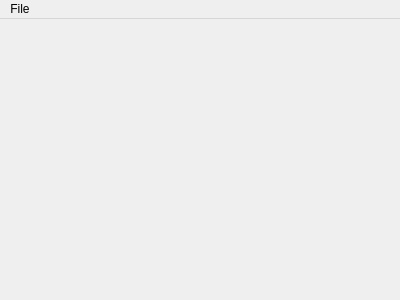
The window that qt/KinectServer/mainwindow.ui (ja-mf/leader-board) describes before a commit, drawn with Qt 5.
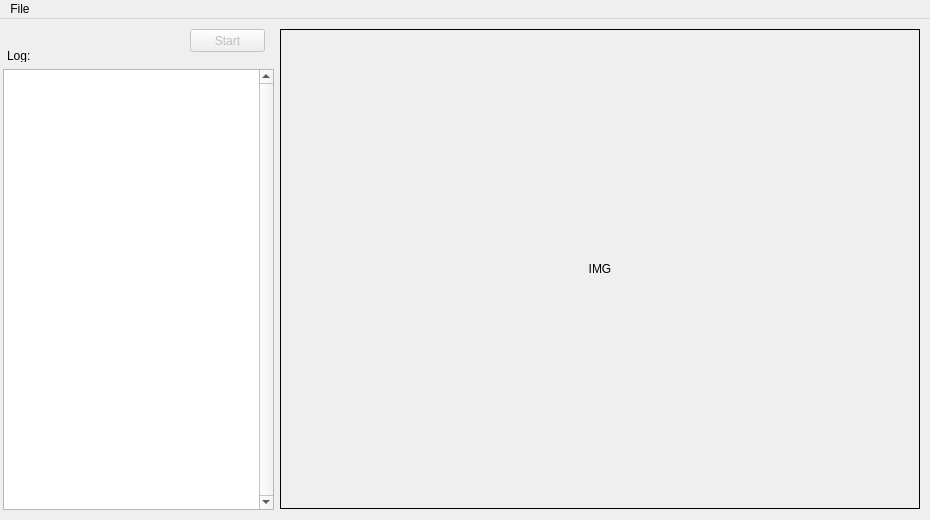
The same window after the commit.

Diff of the .ui file:
```diff
--- a/qt/KinectServer/mainwindow.ui
+++ b/qt/KinectServer/mainwindow.ui
@@ -6,20 +6,106 @@
    <rect>
     <x>0</x>
     <y>0</y>
-    <width>400</width>
-    <height>300</height>
+    <width>930</width>
+    <height>520</height>
    </rect>
   </property>
+  <property name="minimumSize">
+   <size>
+    <width>930</width>
+    <height>520</height>
+   </size>
+  </property>
+  <property name="maximumSize">
+   <size>
+    <width>930</width>
+    <height>520</height>
+   </size>
+  </property>
   <property name="windowTitle">
    <string>MainWindow</string>
   </property>
-  <widget class="QWidget" name="centralWidget"/>
+  <widget class="QWidget" name="centralWidget">
+   <widget class="QPlainTextEdit" name="logger">
+    <property name="geometry">
+     <rect>
+      <x>3</x>
+      <y>50</y>
+      <width>271</width>
+      <height>441</height>
+     </rect>
+    </property>
+    <property name="verticalScrollBarPolicy">
+     <enum>Qt::ScrollBarAlwaysOn</enum>
+    </property>
+    <property name="horizontalScrollBarPolicy">
+     <enum>Qt::ScrollBarAlwaysOff</enum>
+    </property>
+    <property name="readOnly">
+     <bool>true</bool>
+    </property>
+    <property name="plainText">
+     <string/>
+    </property>
+   </widget>
+   <widget class="QLabel" name="label">
+    <property name="geometry">
+     <rect>
+      <x>7</x>
+      <y>30</y>
+      <width>46</width>
+      <height>13</height>
+     </rect>
+    </property>
+    <property name="text">
+     <string>Log:</string>
+    </property>
+   </widget>
+   <widget class="QLabel" name="screen">
+    <property name="geometry">
+     <rect>
+      <x>280</x>
+      <y>10</y>
+      <width>640</width>
+      <height>480</height>
+     </rect>
+    </property>
+    <property name="frameShape">
+     <enum>QFrame::Box</enum>
+    </property>
+    <property name="text">
+     <string>IMG</string>
+    </property>
+    <property name="alignment">
+     <set>Qt::AlignCenter</set>
+    </property>
+   </widget>
+   <widget class="QPushButton" name="start_buttom">
+    <property name="enabled">
+     <bool>false</bool>
+    </property>
+    <property name="geometry">
+     <rect>
+      <x>190</x>
+      <y>10</y>
+      <width>75</width>
+      <height>23</height>
+     </rect>
+    </property>
+    <property name="text">
+     <string>Start</string>
+    </property>
+    <property name="checkable">
+     <bool>false</bool>
+    </property>
+   </widget>
+  </widget>
   <widget class="QMenuBar" name="menuBar">
    <property name="geometry">
     <rect>
      <x>0</x>
      <y>0</y>
-     <width>400</width>
+     <width>930</width>
      <height>21</height>
     </rect>
    </property>
```
Left out of the diff: 6 changed lines with no effect on the pictures.
